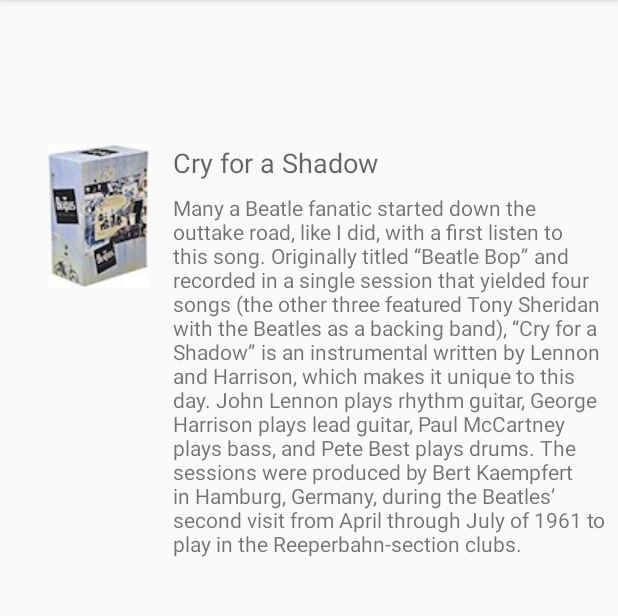
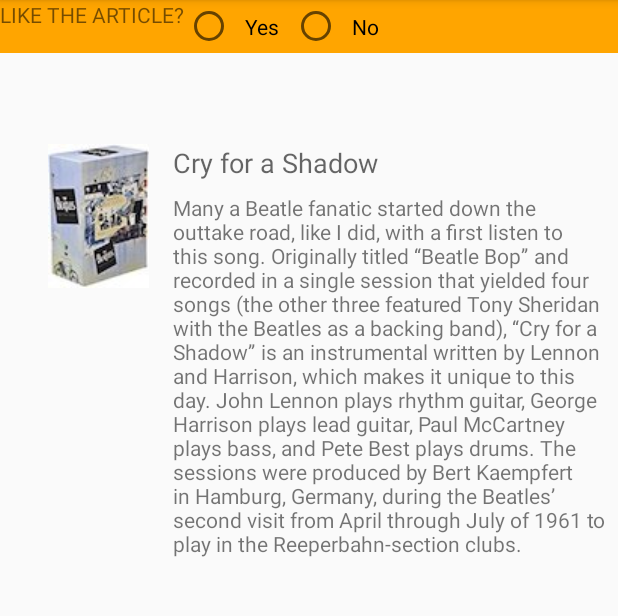
Before and after one commit to adiningtyas/FragmentProject, an Android app: the screen it shows after launch (MainActivity), on a phone screen of 412 x 824 dp, the part 84-700 px from its top. Run offline under Robolectric (Android 15) with nearby library versions, the phone set to English and light mode, and no system bars.

Commit message:
dinamic fragment push to branch dinamic

```diff
--- a/app/build.gradle
+++ b/app/build.gradle
@@ -32,6 +32,7 @@ dependencies {
     implementation 'androidx.appcompat:appcompat:1.4.0'
     implementation 'com.google.android.material:material:1.4.0'
     implementation 'androidx.constraintlayout:constraintlayout:2.1.2'
+    implementation 'androidx.legacy:legacy-support-v4:1.0.0'
     testImplementation 'junit:junit:4.+'
     androidTestImplementation 'androidx.test.ext:junit:1.1.3'
     androidTestImplementation 'androidx.test.espresso:espresso-core:3.4.0'
--- /dev/null
+++ b/app/src/main/java/com/example/fragmentexample1updated/SimpleFragment.java
@@ -0,0 +1,92 @@
+package com.example.fragmentexample1updated;
+
+import android.os.Bundle;
+
+import androidx.fragment.app.Fragment;
+
+import android.view.LayoutInflater;
+import android.view.View;
+import android.view.ViewGroup;
+import android.widget.RadioButton;
+import android.widget.RadioGroup;
+import android.widget.TextView;
+
+/**
+ * A simple {@link Fragment} subclass.
+ * Use the {@link SimpleFragment#newInstance} factory method to
+ * create an instance of this fragment.
+ */
+public class SimpleFragment extends Fragment {
+
+    private static final int YES = 0;
+    private static final int NO = 1;
+
+    // TODO: Rename parameter arguments, choose names that match
+    // the fragment initialization parameters, e.g. ARG_ITEM_NUMBER
+    private static final String ARG_PARAM1 = "param1";
+    private static final String ARG_PARAM2 = "param2";
+
+    // TODO: Rename and change types of parameters
+    private String mParam1;
+    private String mParam2;
+
+    public SimpleFragment() {
+        // Required empty public constructor
+    }
+
+    /**
+     * Use this factory method to create a new instance of
+     * this fragment using the provided parameters.
+     *
+     * @param param1 Parameter 1.
+     * @param param2 Parameter 2.
+     * @return A new instance of fragment SimpleFragment.
+     */
+    // TODO: Rename and change types and number of parameters
+    public static SimpleFragment newInstance(String param1, String param2) {
+        SimpleFragment fragment = new SimpleFragment();
+        Bundle args = new Bundle();
+        args.putString(ARG_PARAM1, param1);
+        args.putString(ARG_PARAM2, param2);
+        fragment.setArguments(args);
+        return fragment;
+    }
+
+    @Override
+    public void onCreate(Bundle savedInstanceState) {
+        super.onCreate(savedInstanceState);
+        if (getArguments() != null) {
+            mParam1 = getArguments().getString(ARG_PARAM1);
+            mParam2 = getArguments().getString(ARG_PARAM2);
+        }
+    }
+
+    @Override
+    public View onCreateView(LayoutInflater inflater, ViewGroup container,
+                             Bundle savedInstanceState) {
+        View view = inflater.inflate(R.layout.fragment_simple, container, false);
+        RadioGroup radioGroup = view.findViewById(R.id.radio_grup);
+        TextView articleQuestionTextView = view.findViewById(R.id.question_textview);
+
+        radioGroup.setOnCheckedChangeListener(new RadioGroup.OnCheckedChangeListener() {
+            @Override
+            public void onCheckedChanged(RadioGroup radioGroup, int i) {
+                RadioButton btn = radioGroup.findViewById(i);
+                int selectedIndex = radioGroup.indexOfChild(btn);
+
+                switch (selectedIndex) {
+                    case YES :
+                        articleQuestionTextView.setText(R.string.yes_message);
+                        break;
+                    case NO :
+                        articleQuestionTextView.setText(R.string.no_message);
+                        break;
+                    default:
+                        break;
+                }
+            }
+        });
+        // Inflate the layout for this fragment
+        return view;
+    }
+}
--- a/app/src/main/res/layout/activity_main.xml
+++ b/app/src/main/res/layout/activity_main.xml
@@ -57,4 +57,15 @@ tools:context=".MainActivity">
         tools:layout_editor_absoluteY="288dp" />
 </ScrollView>
 
+    <fragment
+        android:layout_width="match_parent"
+        android:layout_height="wrap_content"
+        app:layout_constraintLeft_toLeftOf="parent"
+        app:layout_constraintRight_toRightOf="parent"
+        app:layout_constraintTop_toTopOf="parent"
+        android:id="@+id/fragment_container"
+        android:name="com.example.fragmentexample1updated.SimpleFragment"
+        tools:layout="@layout/fragment_simple"
+        />
+
 </androidx.constraintlayout.widget.ConstraintLayout>
--- /dev/null
+++ b/app/src/main/res/layout/fragment_simple.xml
@@ -0,0 +1,41 @@
+<?xml version="1.0" encoding="utf-8"?>
+<LinearLayout xmlns:android="http://schemas.android.com/apk/res/android"
+    xmlns:tools="http://schemas.android.com/tools"
+    android:layout_width="match_parent"
+    android:layout_height="wrap_content"
+    tools:context=".SimpleFragment"
+    android:orientation="horizontal"
+    android:background="@color/my_fragment_color"
+    >
+
+    <!-- TODO: Update blank fragment layout -->
+    <TextView
+        android:layout_width="wrap_content"
+        android:layout_height="wrap_content"
+        android:text="@string/question_article"
+        android:id="@+id/question_textview"
+        />
+
+    <RadioGroup
+        android:layout_width="wrap_content"
+        android:layout_height="wrap_content"
+        android:id="@+id/radio_grup"
+        android:orientation="horizontal"
+        >
+        <RadioButton
+            android:layout_width="wrap_content"
+            android:layout_height="wrap_content"
+            android:text="@string/yes"
+            android:id="@+id/radio_btn_yes"
+            android:padding="8dp"
+            />
+        <RadioButton
+            android:layout_width="wrap_content"
+            android:layout_height="wrap_content"
+            android:text="@string/no"
+            android:id="@+id/radio_btn_no"
+            android:padding="8dp"
+            />
+    </RadioGroup>
+
+</LinearLayout>
--- a/app/src/main/res/values/strings.xml
+++ b/app/src/main/res/values/strings.xml
@@ -22,5 +22,7 @@
 
     <!-- Text for the exception message in FragmentCommunicate. -->
     <string name="exception_message">must implement OnFragmentInteractionListener</string>
+    <!-- TODO: Remove or change this placeholder text -->
+    <string name="hello_blank_fragment">Hello blank fragment</string>
 
 </resources>
```
